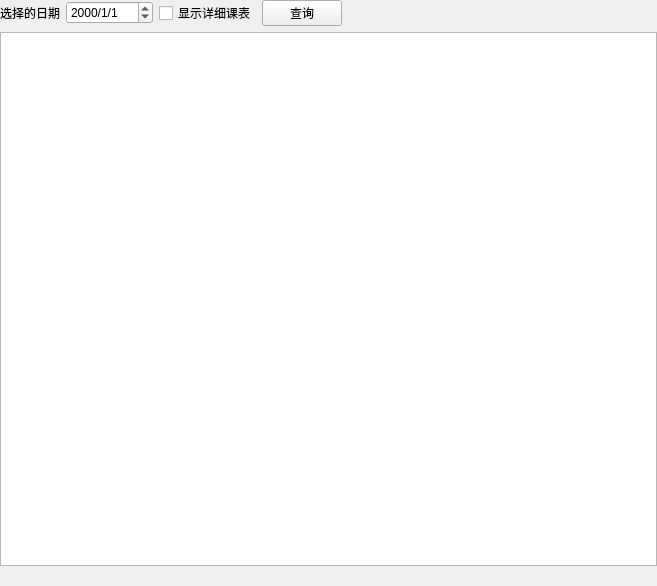
Above: ui_src/classSchedule.ui from fx-tourist/ahutTool before the change. Below: the same form after it.
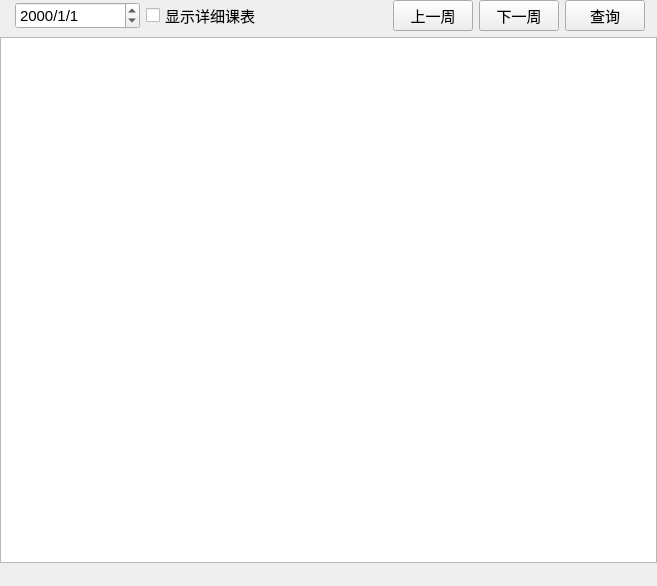
That is the form after the change.

```diff
--- a/ui_src/classSchedule.ui
+++ b/ui_src/classSchedule.ui
@@ -35,15 +35,82 @@
    <property name="bottomMargin">
     <number>0</number>
    </property>
-   <item row="2" column="4">
+   <item row="2" column="5">
+    <widget class="QPushButton" name="lastWeek">
+     <property name="font">
+      <font>
+       <pointsize>11</pointsize>
+      </font>
+     </property>
+     <property name="text">
+      <string>上一周</string>
+     </property>
+    </widget>
+   </item>
+   <item row="2" column="1">
+    <widget class="QLabel" name="curWeekMessage">
+     <property name="font">
+      <font>
+       <pointsize>11</pointsize>
+      </font>
+     </property>
+     <property name="text">
+      <string/>
+     </property>
+    </widget>
+   </item>
+   <item row="6" column="1" colspan="9">
+    <widget class="QLabel" name="messageShow">
+     <property name="sizePolicy">
+      <sizepolicy hsizetype="Ignored" vsizetype="Preferred">
+       <horstretch>0</horstretch>
+       <verstretch>0</verstretch>
+      </sizepolicy>
+     </property>
+     <property name="font">
+      <font>
+       <pointsize>11</pointsize>
+      </font>
+     </property>
+     <property name="text">
+      <string/>
+     </property>
+     <property name="wordWrap">
+      <bool>true</bool>
+     </property>
+    </widget>
+   </item>
+   <item row="2" column="3">
+    <widget class="QCheckBox" name="showDetail">
+     <property name="font">
+      <font>
+       <pointsize>11</pointsize>
+      </font>
+     </property>
+     <property name="text">
+      <string>显示详细课表</string>
+     </property>
+    </widget>
+   </item>
+   <item row="2" column="7">
     <widget class="QPushButton" name="search">
+     <property name="font">
+      <font>
+       <pointsize>11</pointsize>
+      </font>
+     </property>
      <property name="text">
       <string>查询</string>
      </property>
     </widget>
    </item>
-   <item row="3" column="1" colspan="6">
+   <item row="5" column="1" colspan="9">
     <widget class="QTableView" name="classScheduleTable">
+     <property name="font">
+      <font>
+       <pointsize>11</pointsize>
+      </font>
+     </property>
      <property name="styleSheet">
       <string notr="true">QtableWidget{border:none;}</string>
      </property>
@@ -67,31 +134,34 @@
      </attribute>
     </widget>
    </item>
-   <item row="2" column="1">
-    <widget class="QLabel" name="selectedDate">
-     <property name="text">
-      <string>选择的日期</string>
-     </property>
-    </widget>
-   </item>
-   <item row="4" column="1" colspan="6">
-    <widget class="QLabel" name="messageShow">
-     <property name="sizePolicy">
-      <sizepolicy hsizetype="Ignored" vsizetype="Preferred">
-       <horstretch>0</horstretch>
-       <verstretch>0</verstretch>
-      </sizepolicy>
-     </property>
-     <property name="text">
-      <string/>
-     </property>
-     <property name="wordWrap">
-      <bool>true</bool>
-     </property>
-    </widget>
-   </item>
    <item row="2" column="2">
     <widget class="QDateEdit" name="dateEdit">
+     <property name="sizePolicy">
+      <sizepolicy hsizetype="Preferred" vsizetype="Fixed">
+       <horstretch>0</horstretch>
+       <verstretch>0</verstretch>
+      </sizepolicy>
+     </property>
+     <property name="minimumSize">
+      <size>
+       <width>125</width>
+       <height>0</height>
+      </size>
+     </property>
+     <property name="sizeIncrement">
+      <size>
+       <width>0</width>
+       <height>0</height>
+      </size>
+     </property>
+     <property name="font">
+      <font>
+       <pointsize>11</pointsize>
+      </font>
+     </property>
+     <property name="wrapping">
+      <bool>true</bool>
+     </property>
      <property name="displayFormat">
       <string>yyyy/M/d</string>
      </property>
@@ -101,25 +171,38 @@
     </widget>
    </item>
    <item row="2" column="6">
+    <widget class="QPushButton" name="nextWeek">
+     <property name="font">
+      <font>
+       <pointsize>11</pointsize>
+      </font>
+     </property>
+     <property name="text">
+      <string>下一周</string>
+     </property>
+    </widget>
+   </item>
+   <item row="2" column="4">
     <spacer name="horizontalSpacer">
+     <property name="font">
+      <font>
+       <pointsize>11</pointsize>
+      </font>
+     </property>
      <property name="orientation">
       <enum>Qt::Orientation::Horizontal</enum>
      </property>
+     <property name="sizeType">
+      <enum>QSizePolicy::Policy::Expanding</enum>
+     </property>
      <property name="sizeHint" stdset="0">
       <size>
-       <width>40</width>
-       <height>20</height>
+       <width>0</width>
+       <height>0</height>
       </size>
      </property>
     </spacer>
    </item>
-   <item row="2" column="3">
-    <widget class="QCheckBox" name="showDetail">
-     <property name="text">
-      <string>显示详细课表</string>
-     </property>
-    </widget>
-   </item>
   </layout>
  </widget>
  <resources/>
```
